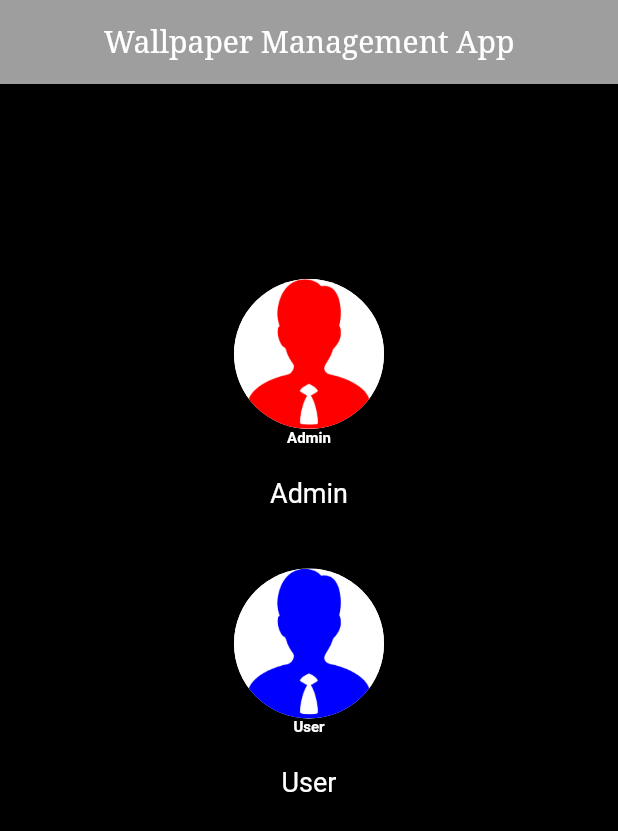
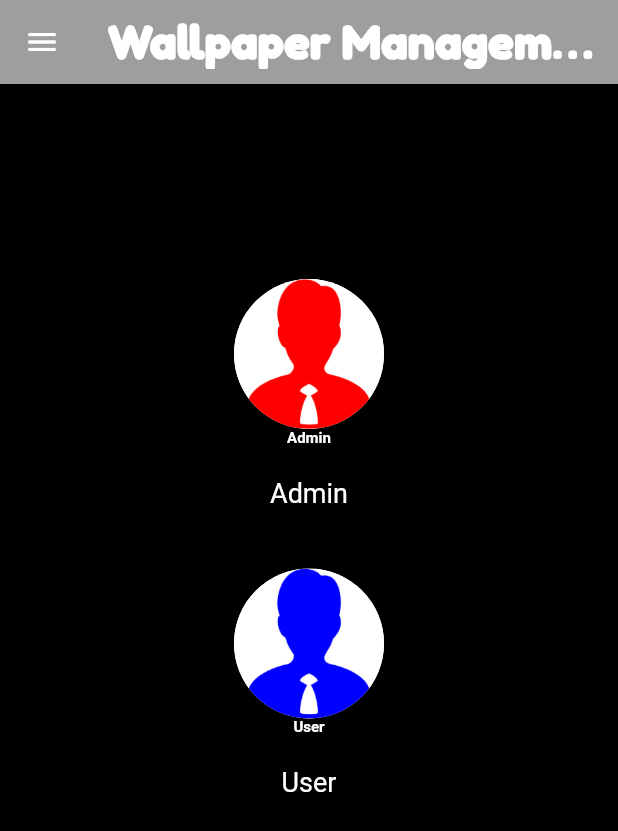
Before and after one commit to AimaZubair/Wallpaper_Management_App, a Flutter app: the homepage screen opened directly, on a phone screen of 412 x 824 dp. Shown: the top 831 px of the screen. Run offline on Flutter 3.47's test engine with Material 2 defaults, Android fonts, the phone set to English and light mode, and no system bars; our stand-ins replace animated_text_kit, flare_flutter; Roboto replaces fonts that are missing (Alike, Quando).

Commit message:
Some changes

```diff
--- /dev/null
+++ b/wallpaper_app/wallpaper_app/lib/components/AppBar.dart
@@ -0,0 +1,18 @@
+import 'package:flutter/cupertino.dart';
+import 'package:flutter/material.dart';
+
+Widget appBar(BuildContext context) {
+  return AppBar(
+    backgroundColor: Colors.grey,
+    title: Center(
+      child: Text(
+        'Wallpaper Management App',
+        style: TextStyle(
+          fontSize: 30.0,
+          fontWeight: FontWeight.bold,
+          fontFamily: 'FredokaOne',
+        ),
+      ),
+    ),
+  );
+}
--- a/wallpaper_app/wallpaper_app/lib/drawer.dart
+++ b/wallpaper_app/wallpaper_app/lib/components/drawer.dart
@@ -1,4 +1,5 @@
 import 'package:flutter/material.dart';
+import 'package:wallpaper_app/components/drawer.dart';
 
 class HiddenDrawerController {
   HiddenDrawerController({this.items, @required DrawerContent initialPage}) {
--- a/wallpaper_app/wallpaper_app/lib/home.dart
+++ b/wallpaper_app/wallpaper_app/lib/home.dart
@@ -1,6 +1,7 @@
 import 'package:flutter/material.dart';
 import 'package:flutter/services.dart';
-import 'package:wallpaper_app/drawer.dart';
+import 'package:wallpaper_app/components/drawer.dart';
+import 'package:wallpaper_app/components/AppBar.dart';
 
 class homepage extends StatefulWidget {
   @override
@@ -101,16 +102,8 @@ class _homepageState extends State<homepage> {
         [DeviceOrientation.portraitDown, DeviceOrientation.portraitUp]);
     return Scaffold(
       backgroundColor: Colors.black,
-      appBar: AppBar(
-        backgroundColor: Colors.grey,
-        centerTitle: true,
-        title: Text(
-          "Wallpaper Management App",
-          style: TextStyle(
-            fontFamily: "serif",
-          ),
-        ),
-      ),
+      appBar: appBar(context),
+      drawer: DrawerItem(),
       body: Center(
         child: ListView(
           children: <Widget>[
```
Also changed, not shown: wallpaper_app/wallpaper_app/lib/ContactUs.dart (added, +76 -0 lines), wallpaper_app/wallpaper_app/pubspec.yaml (+4 -4 lines), wallpaper_app/wallpaper_app/assets/fonts/FredokaOne-Regular.ttf (added), 1 other file.
